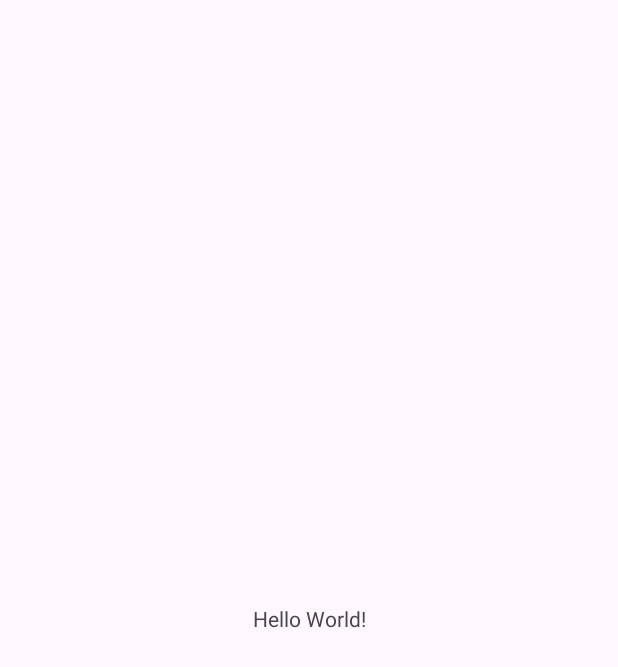
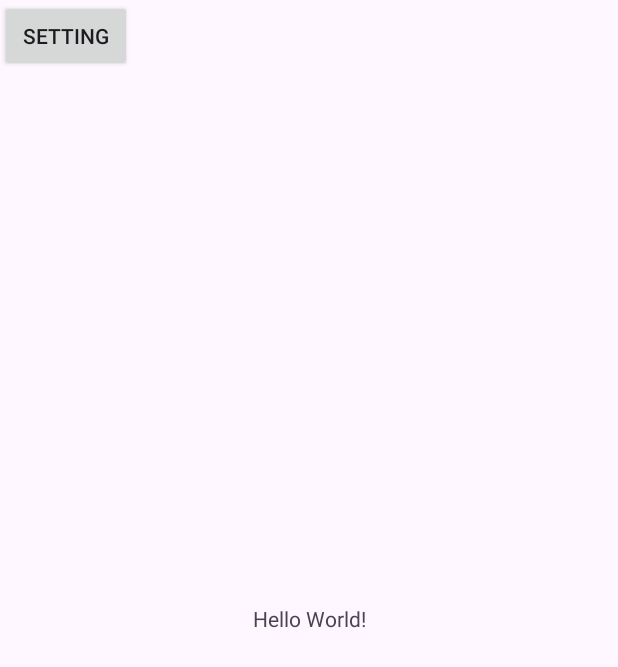
Before and after one commit to GMarcanoB/PASProject, an Android app: the MainActivity screen opened directly, with no data from a screen before it, on a phone screen of 412 x 824 dp. Before the commit the part shown is almost empty. Shown: the top 667 px of the screen. Run offline under Robolectric (Android 15) with nearby library versions, the phone set to English and light mode, and no system bars.

Commit message:
feat: Binding setting activity with main activity

```diff
--- a/app/src/main/java/com/projecstsft/pasproject/MainActivity.kt
+++ b/app/src/main/java/com/projecstsft/pasproject/MainActivity.kt
@@ -1,11 +1,22 @@
 package com.projecstsft.pasproject
 
+import android.content.Intent
 import androidx.appcompat.app.AppCompatActivity
 import android.os.Bundle
+import com.projecstsft.pasproject.databinding.ActivityMainBinding
+import setting.SettingActivity
 
 class MainActivity : AppCompatActivity() {
+    private lateinit var mainBinding: ActivityMainBinding
     override fun onCreate(savedInstanceState: Bundle?) {
+        mainBinding = ActivityMainBinding.inflate(layoutInflater)
+        setContentView(mainBinding.root)
+        mainBinding.BtnSetting.setOnClickListener { navToSetting() }
+
         super.onCreate(savedInstanceState)
-        setContentView(R.layout.activity_main)
+    }
+
+    private fun navToSetting() {
+        startActivity(Intent(this, SettingActivity::class.java))
     }
 }
--- a/app/src/main/res/layout/activity_main.xml
+++ b/app/src/main/res/layout/activity_main.xml
@@ -15,4 +15,11 @@
         app:layout_constraintStart_toStartOf="parent"
         app:layout_constraintTop_toTopOf="parent" />
 
+    <Button
+        android:layout_width="wrap_content"
+        android:layout_height="wrap_content"
+        android:id="@+id/BtnSetting"
+        android:text="setting"
+        tools:ignore="MissingConstraints" />
+
 </androidx.constraintlayout.widget.ConstraintLayout>
```
